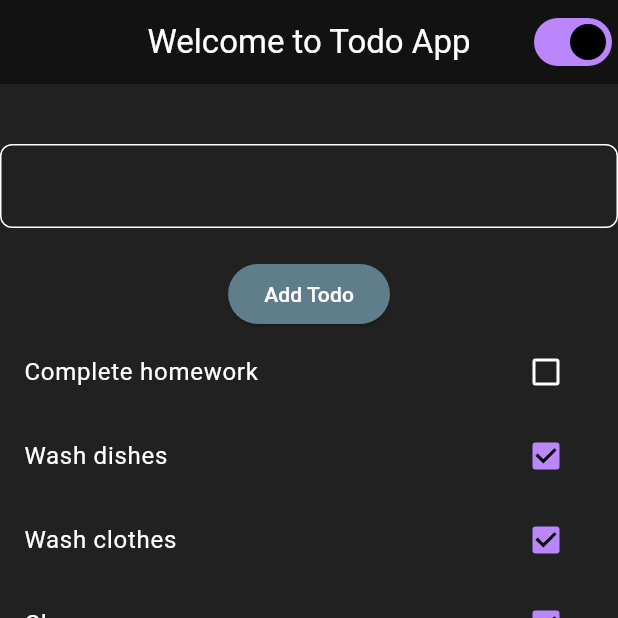
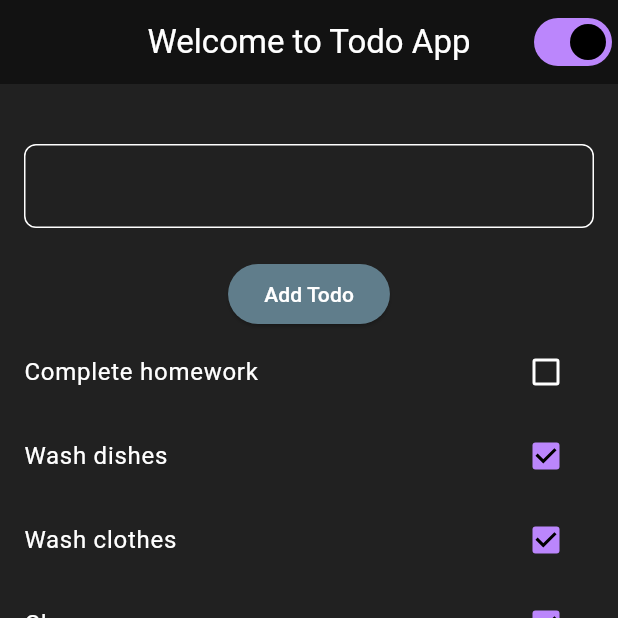
Before and after one commit to parasshakya/todo-flutter-app, a Flutter app: the screen it shows after launch, on a phone screen of 412 x 824 dp, the top half of it. Run offline on Flutter 3.47's test engine with Material 3 defaults, Android fonts, the phone set to English and light mode, and no system bars.

Commit message:
create folders and organize files

```diff
--- a/lib/main.dart
+++ b/lib/main.dart
@@ -1,10 +1,10 @@
 import 'package:flutter/material.dart';
 import 'package:provider/provider.dart';
 import 'package:todo_app/theme.dart';
-import 'package:todo_app/theme_view_model.dart';
-import 'package:todo_app/todo_model.dart';
-import 'package:todo_app/todo_screen.dart';
-import 'package:todo_app/todo_view_model.dart';
+import 'package:todo_app/viewModels/theme_view_model.dart';
+import 'package:todo_app/models/todo_model.dart';
+import 'package:todo_app/views/todo_screen.dart';
+import 'package:todo_app/viewModels/todo_view_model.dart';
 
 void main() {
   runApp(MultiProvider(providers: [
@@ -25,8 +25,8 @@ class MainApp extends StatelessWidget {
     final themeViewModel = Provider.of<ThemeViewModel>(context);
     return MaterialApp(
         themeMode: themeViewModel.themeMode,
-        darkTheme: ThemeClass.darkTheme,
-        theme: ThemeClass.lightTheme,
+        darkTheme: CustomTheme.darkTheme,
+        theme: CustomTheme.lightTheme,
         home: const TodoScreen());
   }
 }
--- a/lib/todo_model.dart
+++ b/lib/models/todo_model.dart
@@ -1,4 +1,4 @@
-import 'package:todo_app/todo_schema.dart';
+import 'package:todo_app/schema/todo_schema.dart';
 
 class TodoModel {
   Future<List<TodoItem>> getTodoItems() async {
--- a/lib/theme.dart
+++ b/lib/theme.dart
@@ -1,6 +1,6 @@
 import 'package:flutter/material.dart';
 
-class ThemeClass {
+class CustomTheme {
   static final darkTheme = ThemeData(
     scaffoldBackgroundColor: Colors.grey.shade900,
     colorScheme: const ColorScheme.dark(),
--- a/lib/todo_view_model.dart
+++ b/lib/viewModels/todo_view_model.dart
@@ -1,6 +1,6 @@
 import 'package:flutter/material.dart';
-import 'package:todo_app/todo_model.dart';
-import 'package:todo_app/todo_schema.dart';
+import 'package:todo_app/models/todo_model.dart';
+import 'package:todo_app/schema/todo_schema.dart';
 
 class TodoViewModel extends ChangeNotifier {
   final TodoModel todoModel;
--- a/lib/todo_screen.dart
+++ b/lib/views/todo_screen.dart
@@ -3,9 +3,9 @@ import 'dart:math';
 import 'package:flutter/material.dart';
 import 'package:provider/provider.dart';
 import 'package:todo_app/helper.dart';
-import 'package:todo_app/theme_view_model.dart';
-import 'package:todo_app/todo_schema.dart';
-import 'package:todo_app/todo_view_model.dart';
+import 'package:todo_app/viewModels/theme_view_model.dart';
+import 'package:todo_app/schema/todo_schema.dart';
+import 'package:todo_app/viewModels/todo_view_model.dart';
 
 class TodoScreen extends StatefulWidget {
   const TodoScreen({super.key});
@@ -50,11 +50,14 @@ class _TodoScreenState extends State<TodoScreen> {
               const SizedBox(
                 height: 20,
               ),
-              TextField(
-                decoration: InputDecoration(
-                    border: OutlineInputBorder(
-                        borderRadius: BorderRadius.circular(8))),
-                controller: _controller,
+              Padding(
+                padding: const EdgeInsets.symmetric(horizontal: 16.0),
+                child: TextField(
+                  decoration: InputDecoration(
+                      border: OutlineInputBorder(
+                          borderRadius: BorderRadius.circular(8))),
+                  controller: _controller,
+                ),
               ),
               const SizedBox(
                 height: 20,
```
Also changed, not shown: lib/schema/todo_schema.dart (renamed from lib/todo_schema.dart), lib/viewModels/theme_view_model.dart (renamed from lib/theme_view_model.dart).
